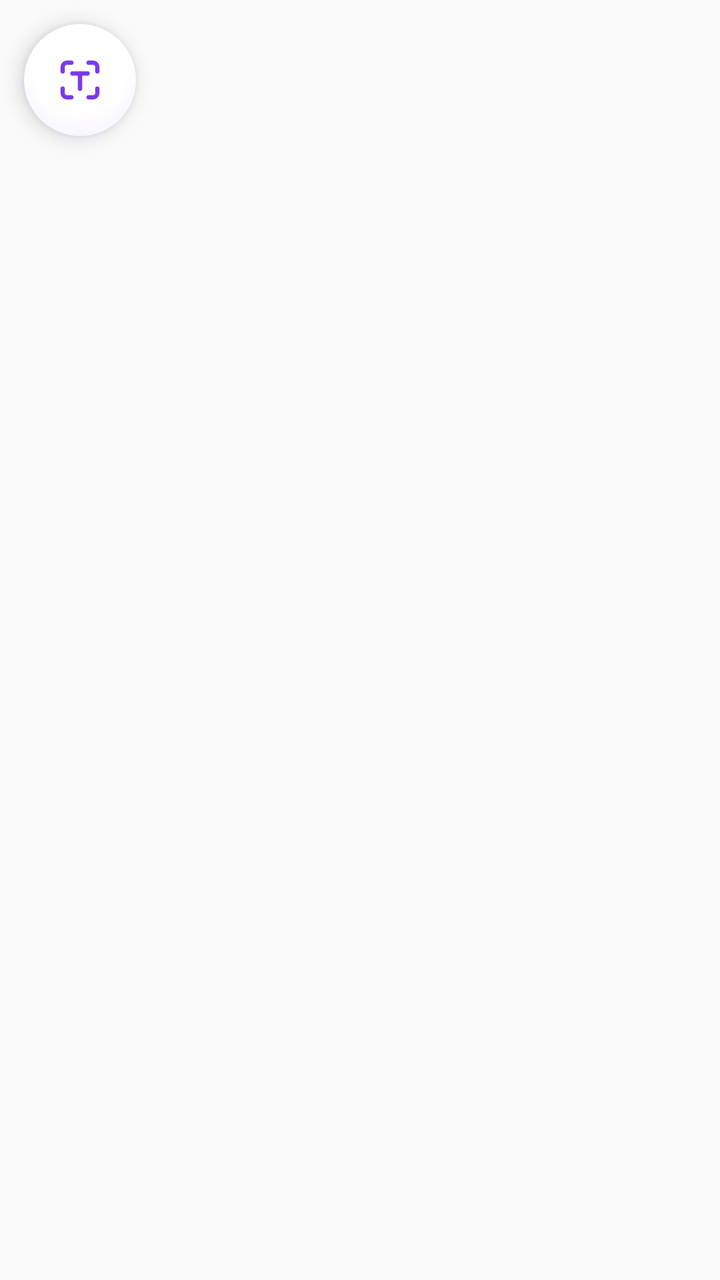
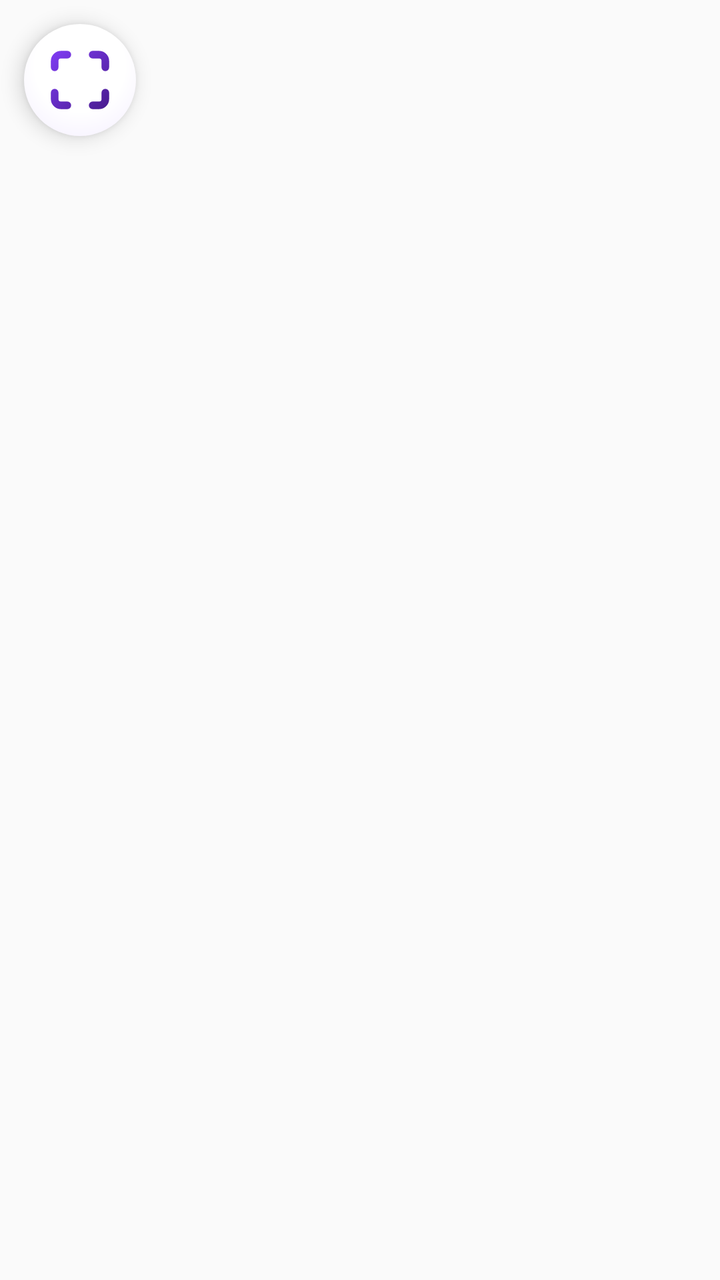

Two renders of the same Android screen: before a commit and after it. Below are the layout's source before the change and the commit's diff.
<!-- AndroidManifest.xml: application theme Theme.Textify -->
<!-- res/layout/bubble.xml -->
<?xml version="1.0" encoding="utf-8"?>
<FrameLayout xmlns:android="http://schemas.android.com/apk/res/android"
    android:layout_width="wrap_content"
    android:layout_height="wrap_content"
    android:clipToPadding="false"
    android:padding="12dp">

    <ImageView
        android:id="@+id/bubbleIcon"
        android:layout_width="56dp"
        android:layout_height="56dp"
        android:background="@drawable/bubble_bg"
        android:contentDescription="@string/app_name"
        android:elevation="6dp"
        android:padding="15dp"
        android:src="@drawable/ic_scan" />
</FrameLayout>
<!-- resources referenced by this layout -->
<resources>
  <!-- drawable bubble_bg (drawable) -->
  <?xml version="1.0" encoding="utf-8"?>
  <shape xmlns:android="http://schemas.android.com/apk/res/android" android:shape="oval">
      <gradient
          android:type="radial"
          android:centerX="0.5"
          android:centerY="0.38"
          android:gradientRadius="45dp"
          android:startColor="#FFFFFF"
          android:centerColor="#FFFFFF"
          android:endColor="#F3EDFF" />
  </shape>
  <!-- drawable ic_scan (drawable) -->
  <?xml version="1.0" encoding="utf-8"?>
  <vector xmlns:android="http://schemas.android.com/apk/res/android"
      android:width="26dp"
      android:height="26dp"
      android:viewportWidth="24"
      android:viewportHeight="24">
      <path
          android:pathData="M4,8V6a2,2 0,0 1,2 -2h2M16,4h2a2,2 0,0 1,2 2v2M20,16v2a2,2 0,0 1,-2 2h-2M8,20H6a2,2 0,0 1,-2 -2v-2M8.5,9h7M12,9v7"
          android:fillColor="#00000000"
          android:strokeColor="#7C3AED"
          android:strokeWidth="2"
          android:strokeLineCap="round"
          android:strokeLineJoin="round" />
  </vector>
  <string name="app_name">Textify</string>
  <style name="Theme.Textify" parent="Theme.AppCompat.DayNight">
          <item name="colorPrimary">#3F6FFF</item>
      </style>
</resources>

<!-- the commit's change to res/layout/bubble.xml (unified diff, before → after) -->
@@ -12,6 +12,6 @@
         android:background="@drawable/bubble_bg"
         android:contentDescription="@string/app_name"
         android:elevation="6dp"
-        android:padding="15dp"
-        android:src="@drawable/ic_scan" />
+        android:padding="9dp"
+        android:src="@drawable/avd_scan_in" />
 </FrameLayout>
<!-- resource entries referenced after the edit -->
@@ -1,5 +1,6 @@
 <!-- resources referenced by this layout -->
 <resources>
+  <!-- drawable avd_scan_in: vector/xml drawable (drawable, 3124 chars, omitted) -->
   <!-- drawable bubble_bg (drawable) -->
   <?xml version="1.0" encoding="utf-8"?>
   <shape xmlns:android="http://schemas.android.com/apk/res/android" android:shape="oval">
@@ -12,21 +13,6 @@
           android:centerColor="#FFFFFF"
           android:endColor="#F3EDFF" />
   </shape>
-  <!-- drawable ic_scan (drawable) -->
-  <?xml version="1.0" encoding="utf-8"?>
-  <vector xmlns:android="http://schemas.android.com/apk/res/android"
-      android:width="26dp"
-      android:height="26dp"
-      android:viewportWidth="24"
-      android:viewportHeight="24">
-      <path
-          android:pathData="M4,8V6a2,2 0,0 1,2 -2h2M16,4h2a2,2 0,0 1,2 2v2M20,16v2a2,2 0,0 1,-2 2h-2M8,20H6a2,2 0,0 1,-2 -2v-2M8.5,9h7M12,9v7"
-          android:fillColor="#00000000"
-          android:strokeColor="#7C3AED"
-          android:strokeWidth="2"
-          android:strokeLineCap="round"
-          android:strokeLineJoin="round" />
-  </vector>
   <string name="app_name">Textify</string>
   <style name="Theme.Textify" parent="Theme.AppCompat.DayNight">
           <item name="colorPrimary">#3F6FFF</item>
